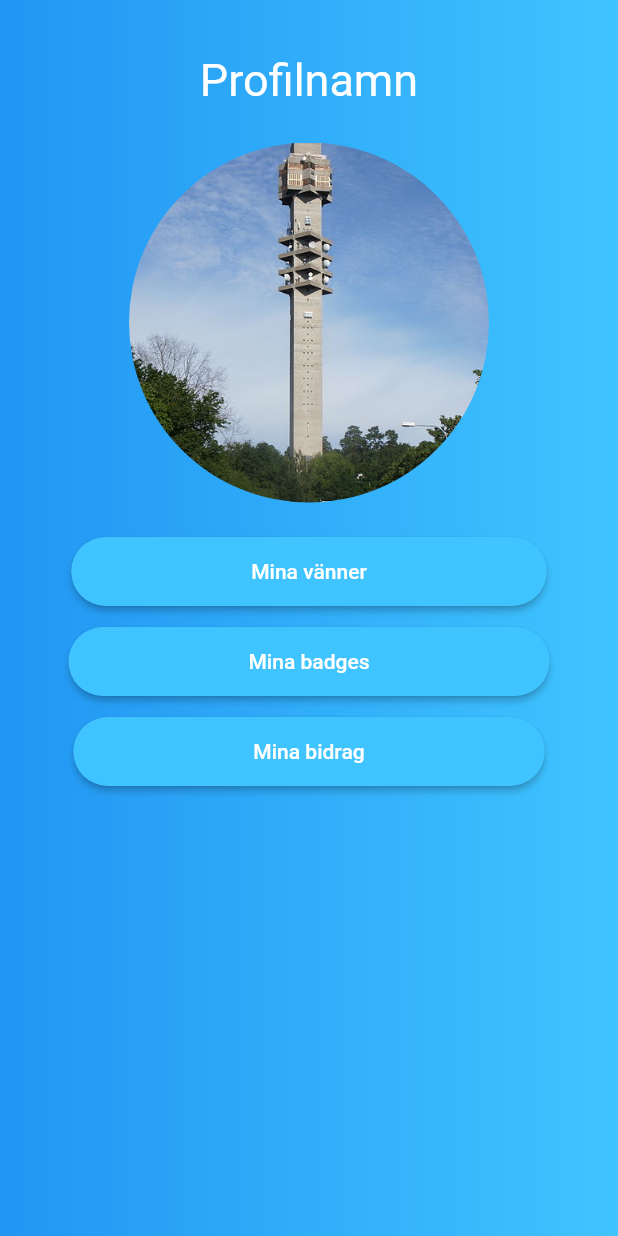
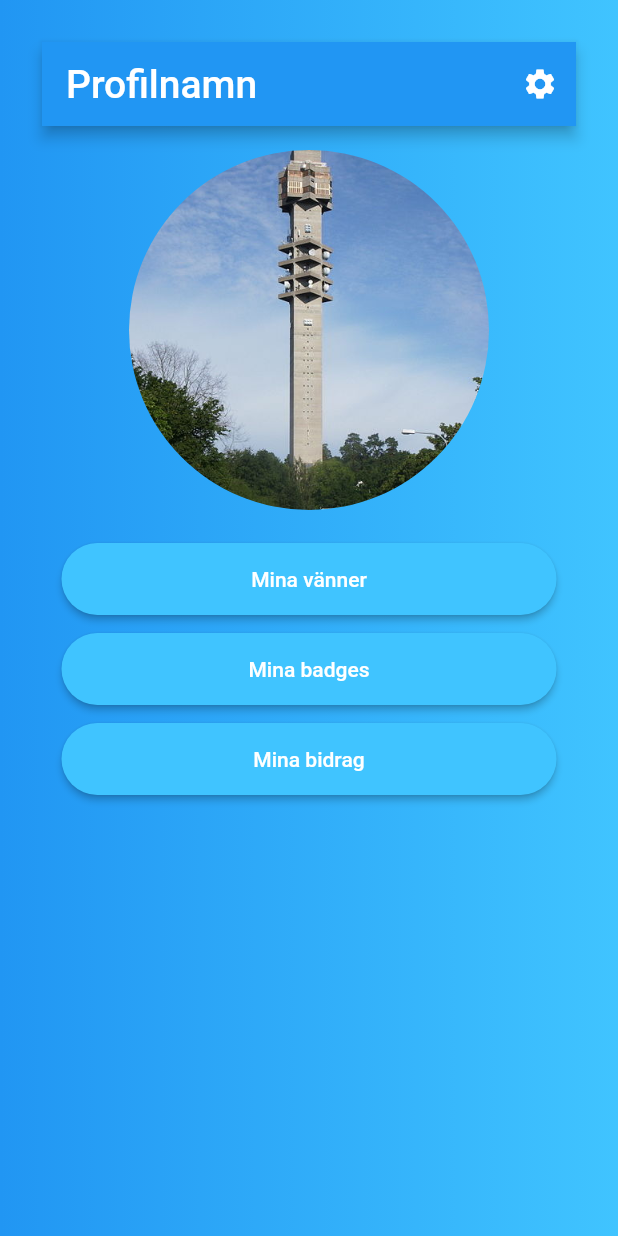
Before and after one commit to knopp10000/PVT_gr74_PROJECT_FRONTEND, a Flutter app: the ProfilePage screen opened directly, on a phone screen of 412 x 824 dp. Run offline on Flutter 3.47's test engine with Material 2 defaults, Android fonts, the phone set to English and light mode, and no system bars; our stand-ins replace carousel_pro, google_maps_flutter, permission_handler, shared_preferences; missing offline and left inert: flutter_facebook_login; accounts and stored records are empty.

Commit message:
Update profilePage.dart

```diff
--- a/lib/src/profilePage.dart
+++ b/lib/src/profilePage.dart
@@ -1,4 +1,6 @@
 import 'package:flutter/material.dart';
+import 'settingsPage.dart';
+
 
 class ProfilePage extends StatelessWidget {
   final Color color;
@@ -8,14 +10,32 @@ class ProfilePage extends StatelessWidget {
   @override
   Widget build(BuildContext context) {
 
+    final app = AppBar(
+      backgroundColor: Colors.blue,
+      title: Text('Profilnamn', style: TextStyle(fontSize: 26.0),),
+
+      actions: <Widget>[
+        IconButton(
+          icon: Icon(
+            Icons.settings,
+            color: Colors.white,
+          ),
+          onPressed: (){
+            Navigator.push(context, MaterialPageRoute(builder: (context) => SettingsPage()));
+          },
+        )
+      ],
+    );
+/*
     final text = Padding(
       padding: EdgeInsets.all(8.0),
       child: Text(
         'Profilnamn',
         style: TextStyle(fontSize: 30.0, color: Colors.white),
       ),
+
     );
-
+*/
     final picture = Hero(
       tag: 'hero',
       child: Padding(
@@ -28,7 +48,9 @@ class ProfilePage extends StatelessWidget {
       ),
     );
 
-    final vanner = Padding(
+    final vanner = Container(
+      width: 330.0,
+      height: 60.0,
       padding: EdgeInsets.symmetric(vertical: 6.0),
       child: RaisedButton(
         shape: RoundedRectangleBorder(
@@ -38,12 +60,13 @@ class ProfilePage extends StatelessWidget {
           //Navigator.of(context).pushNamed();
         },
         color: Colors.lightBlueAccent,
-        padding: EdgeInsets.only(left: 120.0, right: 120.0, top: 15.0, bottom: 15.0),
         child: Text('Mina vänner', style: TextStyle(color: Colors.white)),
       ),
     );
 
-    final badges = Padding(
+    final badges = Container(
+      width: 330.0,
+      height: 60.0,
       padding: EdgeInsets.symmetric(vertical: 6.0),
       child: RaisedButton(
         shape: RoundedRectangleBorder(
@@ -53,12 +76,13 @@ class ProfilePage extends StatelessWidget {
           //Navigator.of(context).pushNamed();
         },
         color: Colors.lightBlueAccent,
-        padding: EdgeInsets.only(left: 120.0, right: 120.0, top: 15.0, bottom: 15.0),
         child: Text('Mina badges', style: TextStyle(color: Colors.white)),
       ),
     );
 
-    final bidrag = Padding(
+    final bidrag = Container(
+      width: 330.0,
+      height: 60.0,
       padding: EdgeInsets.symmetric(vertical: 6.0),
       child: RaisedButton(
         shape: RoundedRectangleBorder(
@@ -68,7 +92,6 @@ class ProfilePage extends StatelessWidget {
           //Navigator.of(context).pushNamed();
         },
         color: Colors.lightBlueAccent,
-        padding: EdgeInsets.only(left: 120.0, right: 120.0, top: 15.0, bottom: 15.0),
         child: Text('Mina bidrag', style: TextStyle(color: Colors.white)),
       ),
     );
@@ -83,7 +106,7 @@ class ProfilePage extends StatelessWidget {
         ]),
       ),
       child: Column(
-        children: <Widget>[text, picture, vanner, badges, bidrag],
+        children: <Widget>[app, picture, vanner, badges, bidrag],
       ),
     );
 
```
